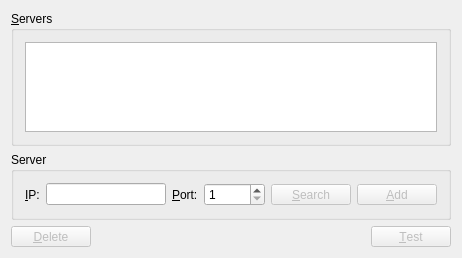
Qt form src/plugins/controlcenter/servermanagement/serveraddressmanagerwindow.ui (ihehui/managementsystem) before a commit.
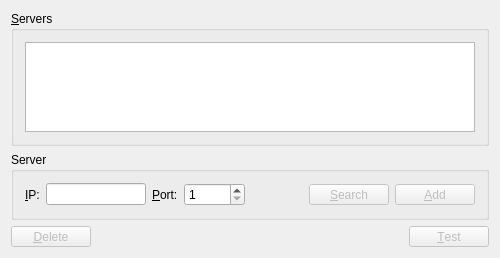
The same form after that commit. Icons and pictures are not drawn.

```diff
--- a/src/plugins/controlcenter/servermanagement/serveraddressmanagerwindow.ui
+++ b/src/plugins/controlcenter/servermanagement/serveraddressmanagerwindow.ui
@@ -6,7 +6,7 @@
    <rect>
     <x>0</x>
     <y>0</y>
-    <width>460</width>
+    <width>500</width>
     <height>258</height>
    </rect>
   </property>
@@ -28,6 +28,12 @@
         <property name="selectionBehavior">
          <enum>QAbstractItemView::SelectRows</enum>
         </property>
+        <attribute name="horizontalHeaderDefaultSectionSize">
+         <number>80</number>
+        </attribute>
+        <attribute name="horizontalHeaderStretchLastSection">
+         <bool>true</bool>
+        </attribute>
        </widget>
       </item>
      </layout>
@@ -43,13 +49,10 @@
        <widget class="QLineEdit" name="lineEditIP">
         <property name="minimumSize">
          <size>
-          <width>120</width>
+          <width>100</width>
           <height>0</height>
          </size>
         </property>
-        <property name="text">
-         <string/>
-        </property>
        </widget>
       </item>
       <item row="0" column="0">
```
Left out of the diff: 3 changed lines with no effect on the pictures.
